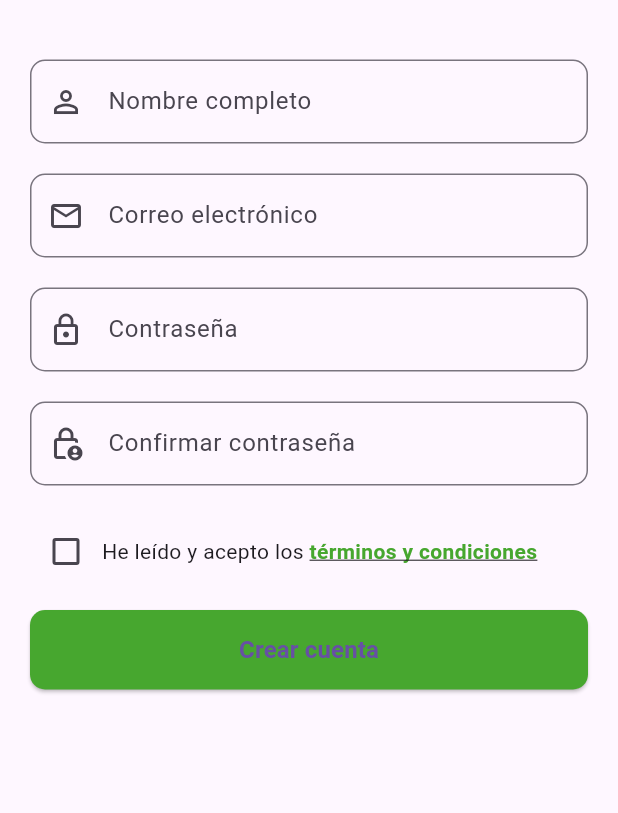
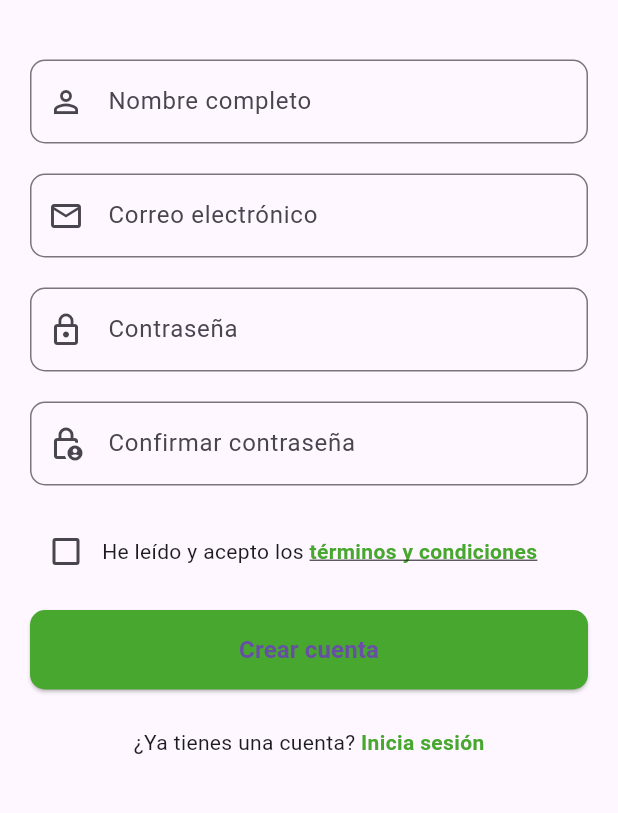
Before and after one commit to JesusC2003/Savory-app, a Flutter app: the screen it shows after launch, after a tap on "Crea una", on a phone screen of 412 x 824 dp, the part 341-1154 px from its top. Run offline on Flutter 3.47's test engine with Material 3 defaults, Android fonts, the phone set to English and light mode, and no system bars; our stand-ins replace flutter_svg, shared_preferences.

Commit message:
cambios login y registrar

```diff
--- a/lib/UI/app.dart
+++ b/lib/UI/app.dart
@@ -2,6 +2,7 @@ import 'package:flutter/material.dart';
 import 'package:proyecto_savory/UI/auth/login_page.dart';
 import 'package:proyecto_savory/UI/auth/register_page.dart';
 import 'package:proyecto_savory/UI/home/Homepage.dart';
+
 
 class MyApp extends StatelessWidget {
   const MyApp({super.key});
@@ -12,7 +13,7 @@ class MyApp extends StatelessWidget {
       debugShowCheckedModeBanner: false,
       title: 'Savory',
 
-      initialRoute: '/login', // Pantalla inicial
+      initialRoute: '/login',
       routes: {
         '/login': (context) => const LoginPage(),
         '/register': (context) => const RegisterPage(),
--- a/lib/UI/auth/login_page.dart
+++ b/lib/UI/auth/login_page.dart
@@ -1,14 +1,41 @@
 import 'package:flutter/material.dart';
+import 'package:proyecto_savory/UI/home/Homepage.dart';
 
-// 🌿 Pantalla de Inicio de Sesión (LoginPage)
-// Forma parte del módulo de autenticación de Savory.
-// Permite ingresar con correo y contraseña o usar el inicio de sesión con Google.
-//
-// Diseño basado en el color verde #47A72F (verde Savory)
-// Autor: Jesús Castillo
+class LoginPage extends StatefulWidget {
+  const LoginPage({super.key});
 
-class LoginPage extends StatelessWidget {
-  const LoginPage({super.key});
+  @override
+  State<LoginPage> createState() => _LoginPageState();
+}
+
+class _LoginPageState extends State<LoginPage> {
+  final TextEditingController _emailController = TextEditingController();
+  final TextEditingController _passwordController = TextEditingController();
+
+
+  final String _defaultEmail = 'admin@savory.com';
+  final String _defaultPassword = '123456';
+
+  void _login() {
+    final email = _emailController.text.trim();
+    final password = _passwordController.text.trim();
+
+    if (email == _defaultEmail && password == _defaultPassword) {
+
+      Navigator.pushReplacement(
+        context,
+        MaterialPageRoute(builder: (context) => const Homepage()),
+      );
+    } else {
+
+      ScaffoldMessenger.of(context).showSnackBar(
+        const SnackBar(
+          content: Text('Correo o contraseña incorrectos'),
+          backgroundColor: Colors.redAccent,
+        ),
+      );
+    }
+  }
 
   @override
   Widget build(BuildContext context) {
@@ -26,7 +53,7 @@ class LoginPage extends StatelessWidget {
           children: [
             const SizedBox(height: 30),
 
-            // Logo de la aplicación
+
             Center(
               child: Column(
                 children: [
@@ -48,8 +75,9 @@ class LoginPage extends StatelessWidget {
 
             const SizedBox(height: 40),
 
-            // Campo de correo electrónico
+
             TextField(
+              controller: _emailController,
               keyboardType: TextInputType.emailAddress,
               decoration: InputDecoration(
                 labelText: 'Correo electrónico',
@@ -62,8 +90,9 @@ class LoginPage extends StatelessWidget {
 
             const SizedBox(height: 20),
 
-            // Campo de contraseña
+
             TextField(
+              controller: _passwordController,
               obscureText: true,
               decoration: InputDecoration(
                 labelText: 'Contraseña',
@@ -76,16 +105,14 @@ class LoginPage extends StatelessWidget {
 
             const SizedBox(height: 10),
 
-            // Enlace "¿Olvidaste tu contraseña?"
             Align(
               alignment: Alignment.centerRight,
               child: GestureDetector(
-                onTap: () {
-                },
-                child: Text(
+                onTap: () {},
+                child: const Text(
                   '¿Olvidaste tu contraseña?',
                   style: TextStyle(
-                    color: const Color(0xFF47A72F),
+                    color: Color(0xFF47A72F),
                     fontWeight: FontWeight.bold,
                   ),
                 ),
@@ -94,7 +121,6 @@ class LoginPage extends StatelessWidget {
 
             const SizedBox(height: 25),
 
-            // Botón principal: Iniciar sesión
             ElevatedButton(
               style: ElevatedButton.styleFrom(
                 backgroundColor: const Color(0xFF47A72F),
@@ -103,9 +129,7 @@ class LoginPage extends StatelessWidget {
                 ),
                 padding: const EdgeInsets.symmetric(vertical: 15),
               ),
-              onPressed: () {
-                // TODO: Conectar con Firebase Auth (signInWithEmailAndPassword)
-              },
+              onPressed: _login,
               child: const Text(
                 'Iniciar sesión',
                 style: TextStyle(
@@ -117,20 +141,18 @@ class LoginPage extends StatelessWidget {
 
             const SizedBox(height: 25),
 
-            // Enlace hacia la pantalla de registro
             Row(
               mainAxisAlignment: MainAxisAlignment.center,
               children: [
                 const Text("¿No tienes una cuenta? "),
                 GestureDetector(
                   onTap: () {
-                    // Navegar a la pantalla de registro
                     Navigator.pushReplacementNamed(context, '/register');
                   },
-                  child: Text(
+                  child: const Text(
                     "Crea una",
                     style: TextStyle(
-                      color: const Color(0xFF47A72F),
+                      color: Color(0xFF47A72F),
                       fontWeight: FontWeight.bold,
                     ),
                   ),
@@ -140,7 +162,6 @@ class LoginPage extends StatelessWidget {
 
             const SizedBox(height: 30),
 
-            // Línea divisoria con texto "O continúa con"
             Row(
               children: const [
                 Expanded(child: Divider(thickness: 1)),
@@ -154,7 +175,6 @@ class LoginPage extends StatelessWidget {
 
             const SizedBox(height: 25),
 
-            // Botón de inicio con Google
             OutlinedButton.icon(
               icon: Image.asset(
                 'assets/google.png',
@@ -171,14 +191,10 @@ class LoginPage extends StatelessWidget {
                   borderRadius: BorderRadius.circular(10),
                 ),
               ),
-              onPressed: () {
-
-              },
+              onPressed: () {},
             ),
 
             const SizedBox(height: 30),
-
-
           ],
         ),
       ),
--- a/lib/UI/auth/register_page.dart
+++ b/lib/UI/auth/register_page.dart
@@ -8,7 +8,7 @@ class RegisterPage extends StatefulWidget {
 }
 
 class _RegisterPageState extends State<RegisterPage> {
-  bool aceptarTerminos = false; // 👈 Variable de estado para el checkbox
+  bool aceptarTerminos = false;
 
   @override
   Widget build(BuildContext context) {
@@ -25,7 +25,7 @@ class _RegisterPageState extends State<RegisterPage> {
           children: [
             const SizedBox(height: 20),
 
-            // Logo o título
+
             Center(
               child: Column(
                 children: [
@@ -45,10 +45,10 @@ class _RegisterPageState extends State<RegisterPage> {
               ),
             ),
 
-          // Campos de texto del formulario de registro
+
             const SizedBox(height: 40),
 
-          // Campo de nombre completo
+
             TextField(
               decoration: InputDecoration(
                 labelText: 'Nombre completo',
@@ -61,7 +61,7 @@ class _RegisterPageState extends State<RegisterPage> {
 
             const SizedBox(height: 20),
 
-          // Campo de correo electrónico
+
             TextField(
               keyboardType: TextInputType.emailAddress,
               decoration: InputDecoration(
@@ -75,7 +75,7 @@ class _RegisterPageState extends State<RegisterPage> {
 
             const SizedBox(height: 20),
 
-          // Campo de contraseña
+
             TextField(
               obscureText: true,
               decoration: InputDecoration(
@@ -89,7 +89,7 @@ class _RegisterPageState extends State<RegisterPage> {
 
             const SizedBox(height: 20),
 
-          // Confirmar contraseña
+
             TextField(
               obscureText: true,
               decoration: InputDecoration(
@@ -103,7 +103,7 @@ class _RegisterPageState extends State<RegisterPage> {
 
             const SizedBox(height: 20),
 
-          // ✅ Checkbox y enlace a términos
+
             Row(
               children: [
                 Checkbox(
@@ -121,7 +121,7 @@ class _RegisterPageState extends State<RegisterPage> {
                       const Text("He leído y acepto los "),
                       GestureDetector(
                         onTap: () {
-                        // 🪟 Mostrar los términos y condiciones en un diálogo modal
+
                           showDialog(
                             context: context,
                             builder: (context) => AlertDialog(
@@ -207,7 +207,7 @@ class _RegisterPageState extends State<RegisterPage> {
 
             const SizedBox(height: 15),
 
-          // Botón principal
+
             ElevatedButton(
               style: ElevatedButton.styleFrom(
                 backgroundColor: const Color(0xFF47A72F),
@@ -226,7 +226,6 @@ class _RegisterPageState extends State<RegisterPage> {
                   );
                   return;
                 }
-
               },
               child: const Text(
                 'Crear cuenta',
@@ -234,6 +233,28 @@ class _RegisterPageState extends State<RegisterPage> {
               ),
             ),
 
+            const SizedBox(height: 25),
+
+
+            Row(
+              mainAxisAlignment: MainAxisAlignment.center,
+              children: [
+                const Text("¿Ya tienes una cuenta? "),
+                GestureDetector(
+                  onTap: () {
+
+                    Navigator.pushReplacementNamed(context, '/login');
+                  },
+                  child: const Text(
+                    "Inicia sesión",
+                    style: TextStyle(
+                      color: Color(0xFF47A72F),
+                      fontWeight: FontWeight.bold,
+                    ),
+                  ),
+                ),
+              ],
+            ),
           ],
         ),
       ),
```
Also changed, not shown: lib/UI/home/Homepage.dart (+6 -7 lines), pubspec.yaml (+4 -4 lines). Lines whose indentation alone changed are shown as unchanged.
